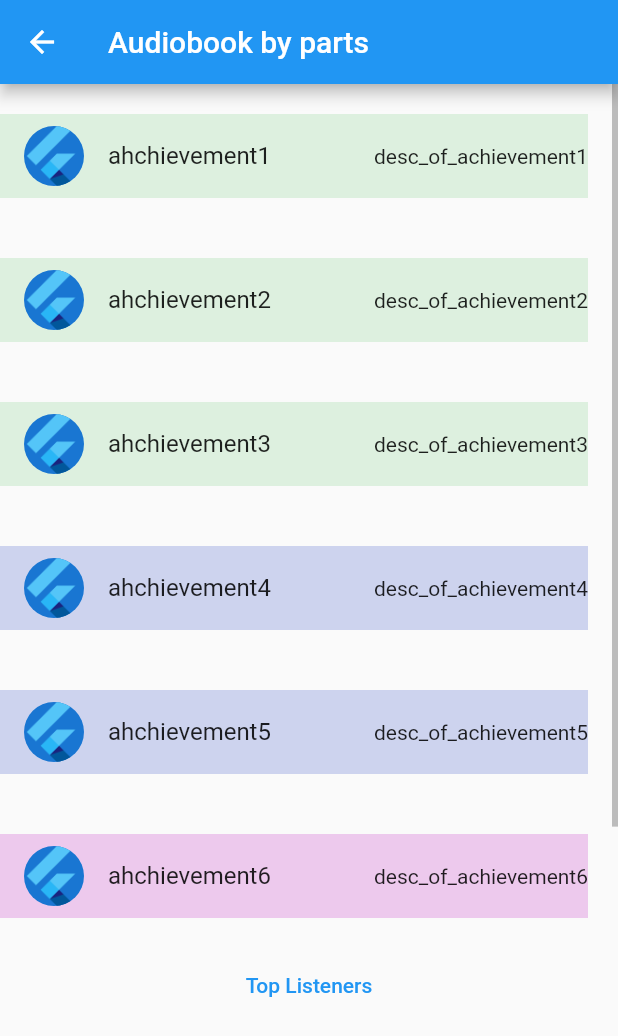
After one commit to IvanShaptalov/audiobookplayer_android, a Flutter app: the AchievementsList screen opened by its route, on a phone screen of 412 x 824 dp. The commit adds this screen. Shown: the top 1036 px of the screen. Run offline on Flutter 3.47's test engine with Material 2 defaults, Android fonts, the phone set to English and light mode, and no system bars; our stand-ins replace audioplayers, file_picker; generated files the repository leaves out were written again.

Commit message:
feat(achievements_list):created achievement list and route in homescreen

```diff
--- a/lib/src/app.dart
+++ b/lib/src/app.dart
@@ -1,3 +1,4 @@
+import 'package:audiobook_player/src/pages/achievements/achievements_list.dart';
 import 'package:audiobook_player/src/pages/audiobookparts/audiobook_parts.dart';
 import 'package:audiobook_player/src/pages/home/home_page.dart';
 import 'package:audiobook_player/src/pages/profile/profile_screen.dart';
@@ -75,6 +76,8 @@ class MyApp extends StatelessWidget {
                     return SampleItemDetailsView();
                   case ProfileScreen.routeName:
                     return ProfileScreen();
+                  case AchievementsList.routeName:
+                    return AchievementsList();
                   default:
                     return HomePage();
                 }
--- /dev/null
+++ b/lib/src/pages/achievements/achievements_list.dart
@@ -0,0 +1,84 @@
+import 'package:audiobook_player/src/config/config.dart';
+import 'package:audiobook_player/src/pages/home/home_screen.dart';
+import 'package:audiobook_player/src/pages/libpage/library_screen.dart';
+import 'package:audiobook_player/src/pages/sample_item.dart';
+import 'package:flutter/material.dart';
+
+class AchievementsList extends StatelessWidget {
+  static const String routeName = 'achievementList';
+  Color setLvlColor(int lvl) {
+    switch (lvl) {
+      case 1:
+        return Color.fromARGB(57, 122, 205, 130);
+      case 2:
+        return Color.fromARGB(57, 49, 76, 197);
+      case 3:
+        return Color.fromARGB(57, 190, 33, 193);
+      default:
+        return Color.fromARGB(57, 122, 205, 130);
+    }
+  }
+
+  List<Achievement> items = AchievementSource.getAchievements;
+  @override
+  Widget build(BuildContext context) {
+    return Scaffold(
+        appBar: AppBar(
+          title: Text('Audiobook by parts'),
+        ),
+        body: Column(
+          children: [
+            Container(
+                height: MediaConfig.getmediaHeight(context) * 0.7,
+                child: Scrollbar(
+                  scrollbarOrientation: ScrollbarOrientation.right,
+                  thumbVisibility: true,
+                  child: ListView.builder(
+                    // Providing a restorationId allows the ListView to restore the
+                    // scroll position when a user leaves and returns to the app after it
+                    // has been killed while running in the background.
+                    restorationId: 'LibraryItems',
+                    scrollDirection: Axis.vertical,
+                    itemCount: items.length,
+                    itemBuilder: (BuildContext context, int index) {
+                      final item = items[index];
+
+                      return Container(
+                        margin: EdgeInsets.only(
+                            right: 20.0, top: 20.0, bottom: 20.0),
+                        width: LibraryConfig.instance
+                            .getDefaultElementWidth(context),
+                        color: setLvlColor(item.lvl),
+                        // ignore: prefer_const_constructors
+                        child: Container(
+                            width: LibraryConfig.instance
+                                .getDefaultRowWidth(context),
+                            child: Row(
+                              mainAxisAlignment: MainAxisAlignment.spaceBetween,
+                              children: [
+                                Container(
+                                  width: LibraryConfig.instance
+                                      .getDefaultElementWidth(context),
+                                  child: ListTile(
+                                      title: Text('${item.title}',
+                                          maxLines:
+                                              LibraryConfig.instance.maxLines),
+                                      leading: const CircleAvatar(
+                                        // Display the Flutter Logo image asset.
+                                        foregroundImage: AssetImage(
+                                            'assets/images/flutter_logo.png'),
+                                      ),
+                                      onTap: () {}),
+                                ),
+                                Text('${item.description}'),
+                              ],
+                            )),
+                      );
+                    },
+                  ),
+                )),
+            TextButton(onPressed: () {}, child: Text('Top Listeners'))
+          ],
+        ));
+  }
+}
--- a/lib/src/pages/home/home_screen.dart
+++ b/lib/src/pages/home/home_screen.dart
@@ -5,6 +5,19 @@ import 'package:audiobook_player/src/pages/home/view/last_achievement.dart';
 import 'package:flutter/material.dart';
 import '../sample_item.dart';
 import 'view/sample_item_details_view.dart';
+
+class AchievementSource {
+  static List<Achievement> get getAchievements {
+    Achievement ach1 = Achievement(1, 'ahchievement1', 'desc_of_achievement1', true, 1);
+    Achievement ach2 = Achievement(2, 'ahchievement2', 'desc_of_achievement2', false, 1);
+    Achievement ach3 = Achievement(3, 'ahchievement3', 'desc_of_achievement3', true, 1);
+    Achievement ach4 = Achievement(4, 'ahchievement4', 'desc_of_achievement4', true, 2);
+    Achievement ach5 = Achievement(5, 'ahchievement5', 'desc_of_achievement5', false, 2);
+    Achievement ach6 = Achievement(6, 'ahchievement6', 'desc_of_achievement6', true, 3);
+    Achievement ach7 = Achievement(7, 'ahchievement7', 'desc_of_achievement7', false, 3);
+    return [ach1, ach2, ach3, ach4, ach5, ach6, ach7];
+  }
+}
 
 class AudiobookSource {
   static List<AudiobookPlaylistItem> get getAudiobooks {
--- a/lib/src/pages/home/view/last_achievement.dart
+++ b/lib/src/pages/home/view/last_achievement.dart
@@ -1,4 +1,5 @@
 import 'package:audiobook_player/src/config/config.dart';
+import 'package:audiobook_player/src/pages/achievements/achievements_list.dart';
 import 'package:audiobook_player/src/pages/profile/profile_screen.dart';
 import 'package:flutter/material.dart';
 
@@ -28,7 +29,7 @@ class LastAchievement extends StatelessWidget {
                 // background, the navigation stack is restored.
                 Navigator.restorablePushNamed(
                   context,
-                  ProfileScreen.routeName,
+                  AchievementsList.routeName,
                 );
               }),
         ));
--- a/lib/src/pages/sample_item.dart
+++ b/lib/src/pages/sample_item.dart
@@ -22,3 +22,14 @@ class AudiobookPlaylistItem {
   }
   List<AudiobookItem>? parts;
 }
+
+class Achievement {
+  Achievement(this.id, this.title, this.description, this.done, this.lvl);
+
+  int id;
+  String title;
+  String description;
+  bool done;
+  int lvl;
+
+}
--- a/lib/src/pages/sample_item_details_view.dart
+++ /dev/null
@@ -1,20 +0,0 @@
-import 'package:flutter/material.dart';
-
-/// Displays detailed information about a SampleItem.
-class SampleItemDetailsView extends StatelessWidget {
-  const SampleItemDetailsView({super.key});
-
-  static const routeName = '/sample_item';
-
-  @override
-  Widget build(BuildContext context) {
-    return Scaffold(
-      appBar: AppBar(
-        title: const Text('Item Details'),
-      ),
-      body: const Center(
-        child: Text('More Information Here'),
-      ),
-    );
-  }
-}
```
